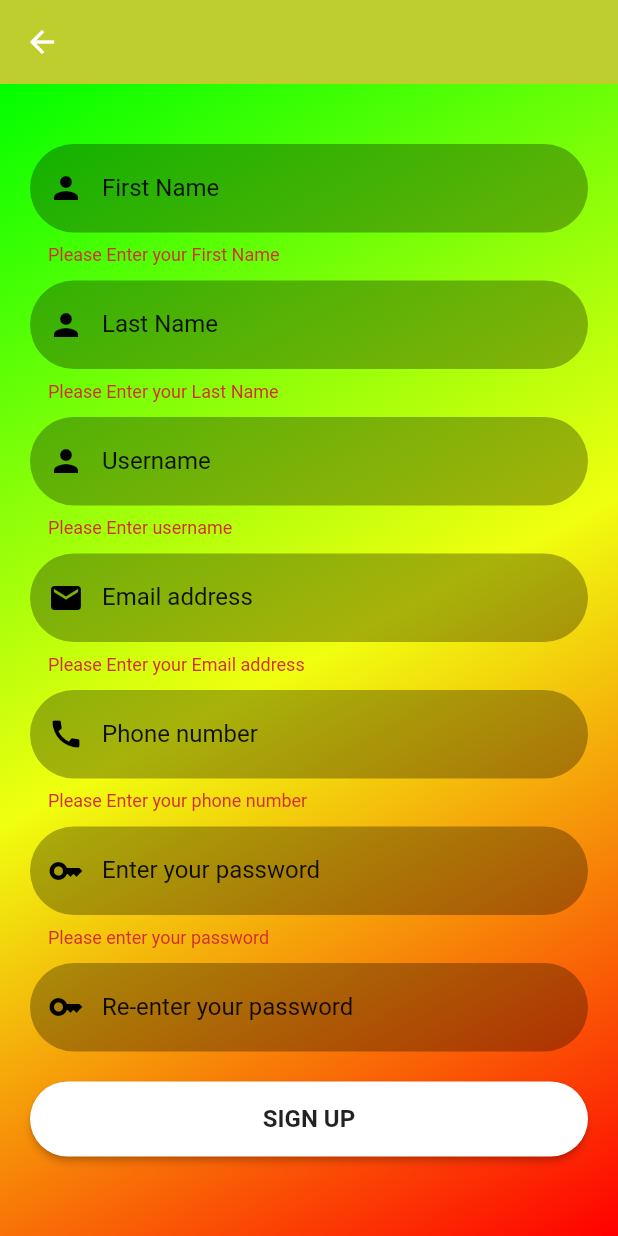
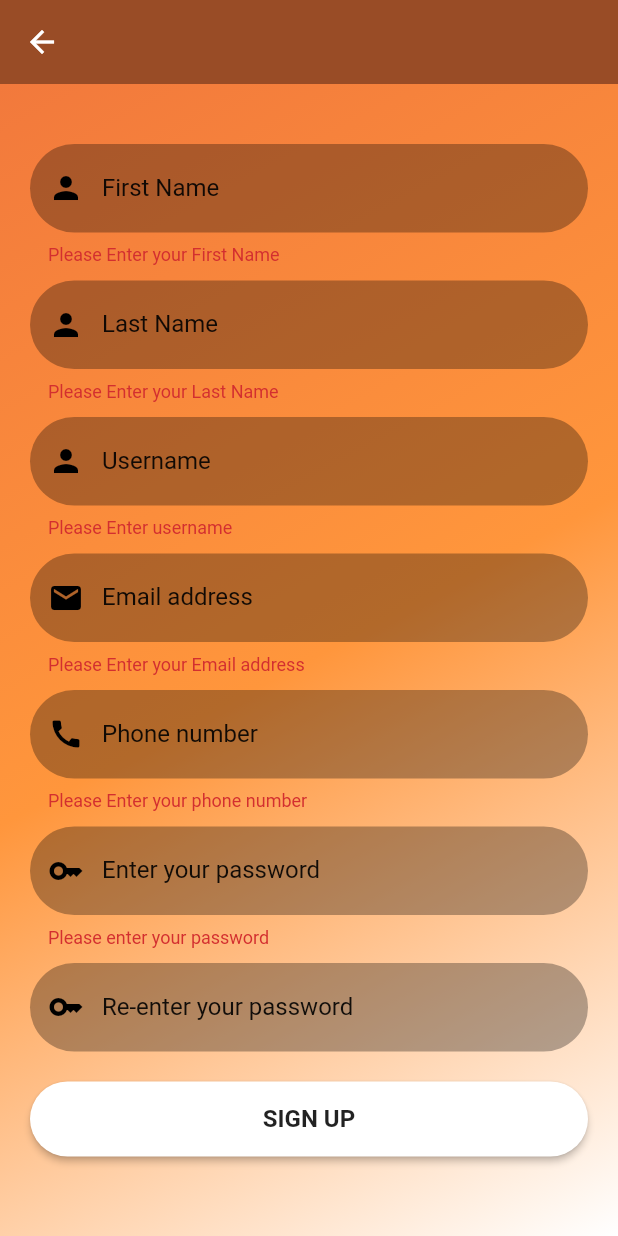
Before and after one commit to rajinmaharjan/HouseRent, a Flutter app: the SignUpPage screen opened directly, after a tap on "SIGN UP", on a phone screen of 412 x 824 dp. Run offline on Flutter 3.47's test engine with Material 2 defaults, Android fonts, the phone set to English and light mode, and no system bars; our stand-ins replace cloud_firestore, firebase_auth, firebase_core, fluttertoast; accounts and stored records are empty; network calls fail.

Commit message:
Color gradient

```diff
--- a/lib/layout/category_layout.dart
+++ b/lib/layout/category_layout.dart
@@ -26,9 +26,9 @@ class CategoryLayout extends StatelessWidget {
           Container(
             decoration: BoxDecoration(
               gradient: LinearGradient(colors: [
-                hexStringColor("F0FF0F"),
-                hexStringColor("FFFFFF"),
-                hexStringColor("FF0000"),
+                hexStringColor("b3f4ff"),
+                hexStringColor("b3eeff"),
+                hexStringColor("b3ddff"),
               ], begin: Alignment.topLeft, end: Alignment.bottomRight),
               border: Border.all(width: 1, color: Colors.black),
               borderRadius: BorderRadius.only(
--- a/lib/models/data_list.dart
+++ b/lib/models/data_list.dart
@@ -5,28 +5,27 @@ List<HouseDetails> HouseList = [
       id: "h1",
       title: "house1",
       image:
-          "https://imgs.search.brave.com/pROm7eaBFmKhpbMF8stMQAOPWIad0xAwhZ4f5ZPvpuY/rs:fit:335:225:1/g:ce/aHR0cHM6Ly90c2U0/Lm1tLmJpbmcubmV0/L3RoP2lkPU9JUC5k/cnA2bTBqRGEyUlF3/V2VkZlhYeVdRSGFL/ZCZwaWQ9QXBp",
+          "https://wonderfulengineering.com/wp-content/uploads/2014/01/building-wallpaper.jpeg",
       price: 5000,
-      location: "Lazimpat"),
+      location: "Kotshwor"),
   HouseDetails(
       id: "h2",
       title: "house2",
       image:
-          "https://imgs.search.brave.com/pROm7eaBFmKhpbMF8stMQAOPWIad0xAwhZ4f5ZPvpuY/rs:fit:335:225:1/g:ce/aHR0cHM6Ly90c2U0/Lm1tLmJpbmcubmV0/L3RoP2lkPU9JUC5k/cnA2bTBqRGEyUlF3/V2VkZlhYeVdRSGFL/ZCZwaWQ9QXBp",
+          "https://get.wallhere.com/photo/building-house-swimming-pool-resort-cottage-backyard-estate-home-villa-mansion-facade-farmhouse-residential-area-outdoor-structure-property-real-estate-177640.jpg",
       price: 3000,
-      location: "dasdasdasd"),
+      location: "Sanepa"),
   HouseDetails(
       id: "h3",
       title: "house3",
       image:
-          "https://imgs.search.brave.com/pROm7eaBFmKhpbMF8stMQAOPWIad0xAwhZ4f5ZPvpuY/rs:fit:335:225:1/g:ce/aHR0cHM6Ly90c2U0/Lm1tLmJpbmcubmV0/L3RoP2lkPU9JUC5k/cnA2bTBqRGEyUlF3/V2VkZlhYeVdRSGFL/ZCZwaWQ9QXBp",
+          "https://3.bp.blogspot.com/-Rx4RyWtBLMY/VTtrVUOGj1I/AAAAAAAAD9s/8_nVeIgRQLQ/s1600/1.jpg",
       price: 2500,
-      location: "sdasdasdasds"),
+      location: "Babarmahal"),
   HouseDetails(
       id: "h4",
       title: "house4",
-      image:
-          "https://imgs.search.brave.com/pROm7eaBFmKhpbMF8stMQAOPWIad0xAwhZ4f5ZPvpuY/rs:fit:335:225:1/g:ce/aHR0cHM6Ly90c2U0/Lm1tLmJpbmcubmV0/L3RoP2lkPU9JUC5k/cnA2bTBqRGEyUlF3/V2VkZlhYeVdRSGFL/ZCZwaWQ9QXBp",
+      image: "https://images7.alphacoders.com/349/349110.jpg",
       price: 10000,
       location: "Jhamsikhel"),
 ];
--- a/lib/models/user_model.dart
+++ b/lib/models/user_model.dart
@@ -1,7 +1,7 @@
 import 'package:firebase_auth/firebase_auth.dart';
 
 class UserModel {
-  String? uId;
+  String? uid;
   String? email;
   String? firstName;
   String? lastName;
@@ -10,7 +10,7 @@ class UserModel {
   String? password;
 
   UserModel({
-    this.uId,
+    this.uid,
     this.email,
     this.firstName,
     this.lastName,
@@ -23,7 +23,7 @@ class UserModel {
 
   factory UserModel.fromMap(map) {
     return UserModel(
-      uId: map['uId'],
+      uid: map['uid'],
       email: map['email'],
       firstName: map['firstName'],
       lastName: map['lastName'],
@@ -35,7 +35,7 @@ class UserModel {
 
   Map<String, dynamic> toMap() {
     return {
-      'uId': uId,
+      'uid': uid,
       'email': email,
       'firstName': firstName,
       'lastName': lastName,
--- a/lib/pages/loginPage.dart
+++ b/lib/pages/loginPage.dart
@@ -101,9 +101,9 @@ class _LoginPageState extends State<LoginPage> {
         height: MediaQuery.of(context).size.height,
         decoration: BoxDecoration(
           gradient: LinearGradient(colors: [
-            hexStringColor("00FF00"),
-            hexStringColor("F0FF0F"),
-            hexStringColor("FF0000"),
+            hexStringColor("f2793c"),
+            hexStringColor("ff963c"),
+            hexStringColor("FFFFFF"),
           ], begin: Alignment.topLeft, end: Alignment.bottomRight),
         ),
         child: SingleChildScrollView(
--- a/lib/pages/signupPage.dart
+++ b/lib/pages/signupPage.dart
@@ -288,7 +288,7 @@ class _SignUpPageState extends State<SignUpPage> {
     );
 
     return Scaffold(
-      backgroundColor: Color.fromARGB(255, 190, 206, 47),
+      backgroundColor: hexStringColor("994c26"),
       appBar: AppBar(
         backgroundColor: Colors.transparent,
         elevation: 0,
@@ -307,9 +307,9 @@ class _SignUpPageState extends State<SignUpPage> {
         height: MediaQuery.of(context).size.height,
         decoration: BoxDecoration(
           gradient: LinearGradient(colors: [
-            hexStringColor("00FF00"),
-            hexStringColor("F0FF0F"),
-            hexStringColor("FF0000"),
+            hexStringColor("f2793c"),
+            hexStringColor("ff963c"),
+            hexStringColor("FFFFFF"),
           ], begin: Alignment.topLeft, end: Alignment.bottomRight),
         ),
         child: SingleChildScrollView(
@@ -377,6 +377,7 @@ class _SignUpPageState extends State<SignUpPage> {
 
     UserModel userModel = UserModel();
     userModel.email = user!.email;
+    userModel.uid = user.uid;
     userModel.firstName = _firstNameTextController.text;
     userModel.lastName = _lastNameTextController.text;
     userModel.userName = _userNameTextController.text;
```
Also changed, not shown: lib/layout/house_description.dart (+19 -0 lines), lib/pages/bottomNavBar.dart (+4 -3 lines), lib/pages/profilePage.dart (+145 -76 lines), lib/reuseable_widgets/reuseable_widgets.dart (+9 -0 lines), assets/images/house1.jpg (added), assets/images/house2.jpg (added), assets/images/house3.jpg (added), assets/images/house4.jpeg (added).
